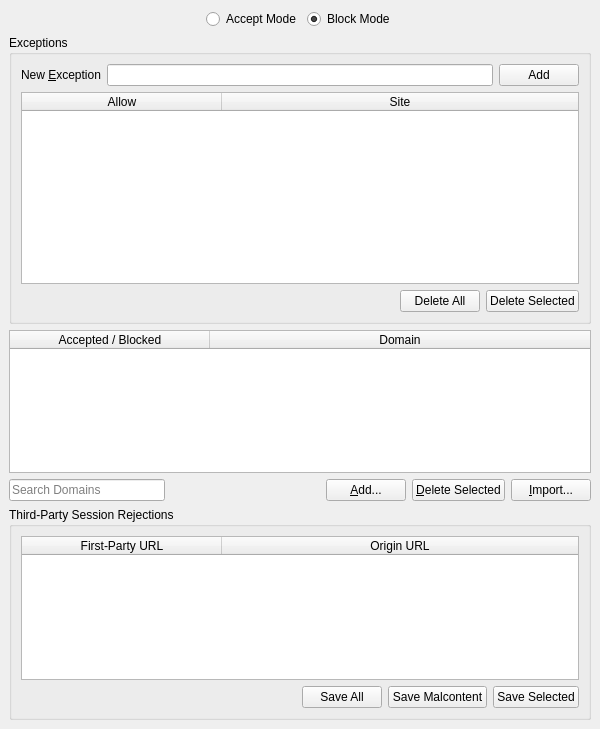
Qt form 2.x/UI/dooble_accepted_or_blocked_domains.ui (textbrowser/dooble) before a commit.
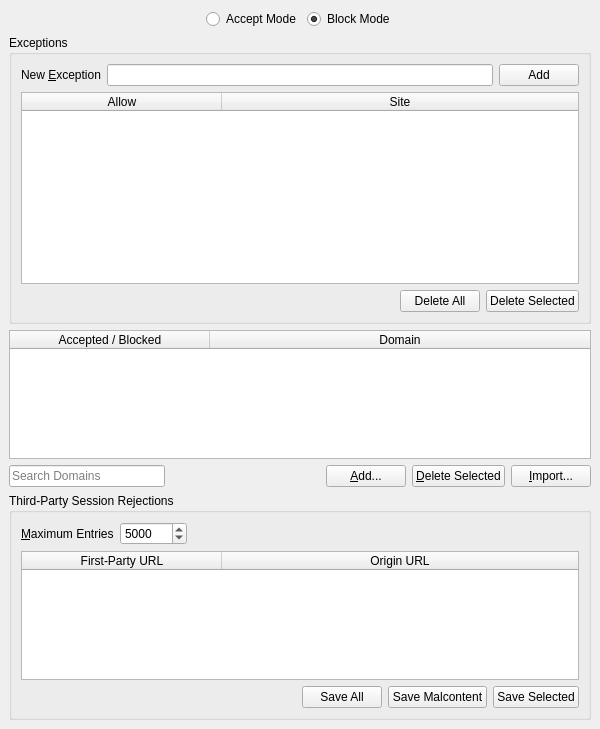
The same form after that commit. Icons and pictures are not drawn. Custom widgets are drawn as their Qt base class.

Commit message: Allow session limits. Default settings values.

The edit to the form file:
```diff
--- a/2.x/UI/dooble_accepted_or_blocked_domains.ui
+++ b/2.x/UI/dooble_accepted_or_blocked_domains.ui
@@ -294,6 +294,46 @@
        <string>Third-Party Session Rejections</string>
       </property>
       <layout class="QVBoxLayout" name="verticalLayout_2">
+       <item>
+        <layout class="QHBoxLayout" name="horizontalLayout_4">
+         <item>
+          <widget class="QLabel" name="label">
+           <property name="text">
+            <string>&amp;Maximum Entries</string>
+           </property>
+           <property name="buddy">
+            <cstring>maximum_session_rejections</cstring>
+           </property>
+          </widget>
+         </item>
+         <item>
+          <widget class="QSpinBox" name="maximum_session_rejections">
+           <property name="minimum">
+            <number>1</number>
+           </property>
+           <property name="maximum">
+            <number>999999999</number>
+           </property>
+           <property name="value">
+            <number>5000</number>
+           </property>
+          </widget>
+         </item>
+         <item>
+          <spacer name="horizontalSpacer_5">
+           <property name="orientation">
+            <enum>Qt::Horizontal</enum>
+           </property>
+           <property name="sizeHint" stdset="0">
+            <size>
+             <width>40</width>
+             <height>20</height>
+            </size>
+           </property>
+          </spacer>
+         </item>
+        </layout>
+       </item>
        <item>
         <widget class="QTableWidget" name="session_rejections">
          <property name="tabKeyNavigation">
```
Left out of the diff: 7 changed lines with no effect on the pictures. The commit also changes 8 other files.
